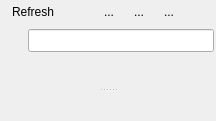
Qt form src/ui/qgsbrowserdockwidgetbase.ui (carsmie/QGIS) before a commit.
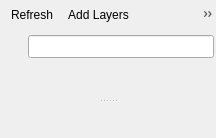
The same form after that commit. Icons and pictures are not drawn. Custom widgets are drawn as their Qt base class.

Commit message: Switch browser dock buttons to toolbar

```diff
--- a/src/ui/qgsbrowserdockwidgetbase.ui
+++ b/src/ui/qgsbrowserdockwidgetbase.ui
@@ -7,7 +7,7 @@
     <x>0</x>
     <y>0</y>
     <width>216</width>
-    <height>121</height>
+    <height>138</height>
    </rect>
   </property>
   <property name="windowTitle">
@@ -15,6 +15,9 @@
   </property>
   <widget class="QWidget" name="mContents">
    <layout class="QVBoxLayout" name="verticalLayout">
+    <property name="spacing">
+     <number>6</number>
+    </property>
     <property name="leftMargin">
      <number>0</number>
     </property>
@@ -28,136 +31,22 @@
      <number>0</number>
     </property>
     <item>
-     <layout class="QHBoxLayout" name="mLayoutHeader">
-      <property name="spacing">
-       <number>6</number>
+     <widget class="QToolBar" name="mBrowserToolbar">
+      <property name="iconSize">
+       <size>
+        <width>16</width>
+        <height>16</height>
+       </size>
       </property>
-      <property name="leftMargin">
-       <number>5</number>
+      <property name="floatable">
+       <bool>false</bool>
       </property>
-      <property name="rightMargin">
-       <number>5</number>
-      </property>
-      <item>
-       <widget class="QToolButton" name="mBtnRefresh">
-        <property name="toolTip">
-         <string>Refresh</string>
-        </property>
-        <property name="text">
-         <string>Refresh</string>
-        </property>
-        <property name="icon">
-         <iconset resource="../../images/images.qrc">
-          <normaloff>:/images/themes/default/mActionDraw.svg</normaloff>:/images/themes/default/mActionDraw.svg</iconset>
-        </property>
-        <property name="toolButtonStyle">
-         <enum>Qt::ToolButtonIconOnly</enum>
-        </property>
-        <property name="autoRaise">
-         <bool>true</bool>
-        </property>
-       </widget>
-      </item>
-      <item>
-       <widget class="QToolButton" name="mBtnAddLayers">
-        <property name="toolTip">
-         <string>Add Selected Layers</string>
-        </property>
-        <property name="text">
-         <string/>
-        </property>
-        <property name="icon">
-         <iconset resource="../../images/images.qrc">
-          <normaloff>:/images/themes/default/mActionAdd.svg</normaloff>:/images/themes/default/mActionAdd.svg</iconset>
-        </property>
-        <property name="toolButtonStyle">
-         <enum>Qt::ToolButtonIconOnly</enum>
-        </property>
-        <property name="autoRaise">
-         <bool>true</bool>
-        </property>
-       </widget>
-      </item>
-      <item>
-       <widget class="QToolButton" name="mBtnFilterShow">
-        <property name="toolTip">
-         <string>Filter Files</string>
-        </property>
-        <property name="text">
-         <string>...</string>
-        </property>
-        <property name="icon">
-         <iconset resource="../../images/images.qrc">
-          <normaloff>:/images/themes/default/mActionFilter2.svg</normaloff>:/images/themes/default/mActionFilter2.svg</iconset>
-        </property>
-        <property name="checkable">
-         <bool>true</bool>
-        </property>
-        <property name="checked">
-         <bool>false</bool>
-        </property>
-        <property name="autoRaise">
-         <bool>true</bool>
-        </property>
-       </widget>
-      </item>
-      <item>
-       <widget class="QToolButton" name="mBtnCollapse">
-        <property name="toolTip">
-         <string>Collapse All</string>
-        </property>
-        <property name="text">
-         <string>...</string>
-        </property>
-        <property name="icon">
-         <iconset resource="../../images/images.qrc">
-          <normaloff>:/images/themes/default/mActionCollapseTree.png</normaloff>:/images/themes/default/mActionCollapseTree.png</iconset>
-        </property>
-        <property name="autoRaise">
-         <bool>true</bool>
-        </property>
-       </widget>
-      </item>
-      <item>
-       <widget class="QToolButton" name="mBtnPropertiesWidget">
-        <property name="toolTip">
-         <string>Enable / disable properties widget</string>
-        </property>
-        <property name="text">
-         <string>...</string>
-        </property>
-        <property name="icon">
-         <iconset resource="../../images/images.qrc">
-          <normaloff>:/images/themes/default/mActionPropertiesWidget.png</normaloff>:/images/themes/default/mActionPropertiesWidget.png</iconset>
-        </property>
-        <property name="checkable">
-         <bool>true</bool>
-        </property>
-        <property name="checked">
-         <bool>false</bool>
-        </property>
-        <property name="autoRaise">
-         <bool>true</bool>
-        </property>
-       </widget>
-      </item>
-      <item>
-       <spacer name="horizontalSpacer">
-        <property name="orientation">
-         <enum>Qt::Horizontal</enum>
-        </property>
-        <property name="sizeType">
-         <enum>QSizePolicy::MinimumExpanding</enum>
-        </property>
-        <property name="sizeHint" stdset="0">
-         <size>
-          <width>0</width>
-          <height>1</height>
-         </size>
-        </property>
-       </spacer>
-      </item>
-     </layout>
+      <addaction name="mActionRefresh"/>
+      <addaction name="mActionAddLayers"/>
+      <addaction name="mActionShowFilter"/>
+      <addaction name="mActionCollapse"/>
+      <addaction name="mActionPropertiesWidget"/>
+     </widget>
     </item>
     <item>
      <widget class="QWidget" name="mWidgetFilter" native="true">
@@ -301,6 +190,69 @@
     </item>
    </layout>
   </widget>
+  <action name="mActionRefresh">
+   <property name="icon">
+    <iconset resource="../../images/images.qrc">
+     <normaloff>:/images/themes/default/mActionDraw.svg</normaloff>:/images/themes/default/mActionDraw.svg</iconset>
+   </property>
+   <property name="text">
+    <string>Refresh</string>
+   </property>
+  </action>
+  <action name="mActionAddLayers">
+   <property name="icon">
+    <iconset resource="../../images/images.qrc">
+     <normaloff>:/images/themes/default/mActionAdd.svg</normaloff>:/images/themes/default/mActionAdd.svg</iconset>
+   </property>
+   <property name="text">
+    <string>Add Layers</string>
+   </property>
+   <property name="toolTip">
+    <string>Add Selected Layers</string>
+   </property>
+  </action>
+  <action name="mActionShowFilter">
+   <property name="checkable">
+    <bool>true</bool>
+   </property>
+   <property name="icon">
+    <iconset resource="../../images/images.qrc">
+     <normaloff>:/images/themes/default/mActionFilter2.svg</normaloff>:/images/themes/default/mActionFilter2.svg</iconset>
+   </property>
+   <property name="text">
+    <string>Filter browser</string>
+   </property>
+   <property name="toolTip">
+    <string>Filter Browser</string>
+   </property>
+  </action>
+  <action name="mActionCollapse">
+   <property name="icon">
+    <iconset resource="../../images/images.qrc">
+     <normaloff>:/images/themes/default/mActionCollapseTree.svg</normaloff>:/images/themes/default/mActionCollapseTree.svg</iconset>
+   </property>
+   <property name="text">
+    <string>Collapse All</string>
+   </property>
+   <property name="toolTip">
+    <string>Collapse All</string>
+   </property>
+  </action>
+  <action name="mActionPropertiesWidget">
+   <property name="checkable">
+    <bool>true</bool>
+   </property>
+   <property name="icon">
+    <iconset resource="../../images/images.qrc">
+     <normaloff>:/images/themes/default/mActionPropertiesWidget.svg</normaloff>:/images/themes/default/mActionPropertiesWidget.svg</iconset>
+   </property>
+   <property name="text">
+    <string>Show Properties</string>
+   </property>
+   <property name="toolTip">
+    <string>Enable/disable properties widget</string>
+   </property>
+  </action>
  </widget>
  <customwidgets>
   <customwidget>
```
The commit also changes 1 other file.
